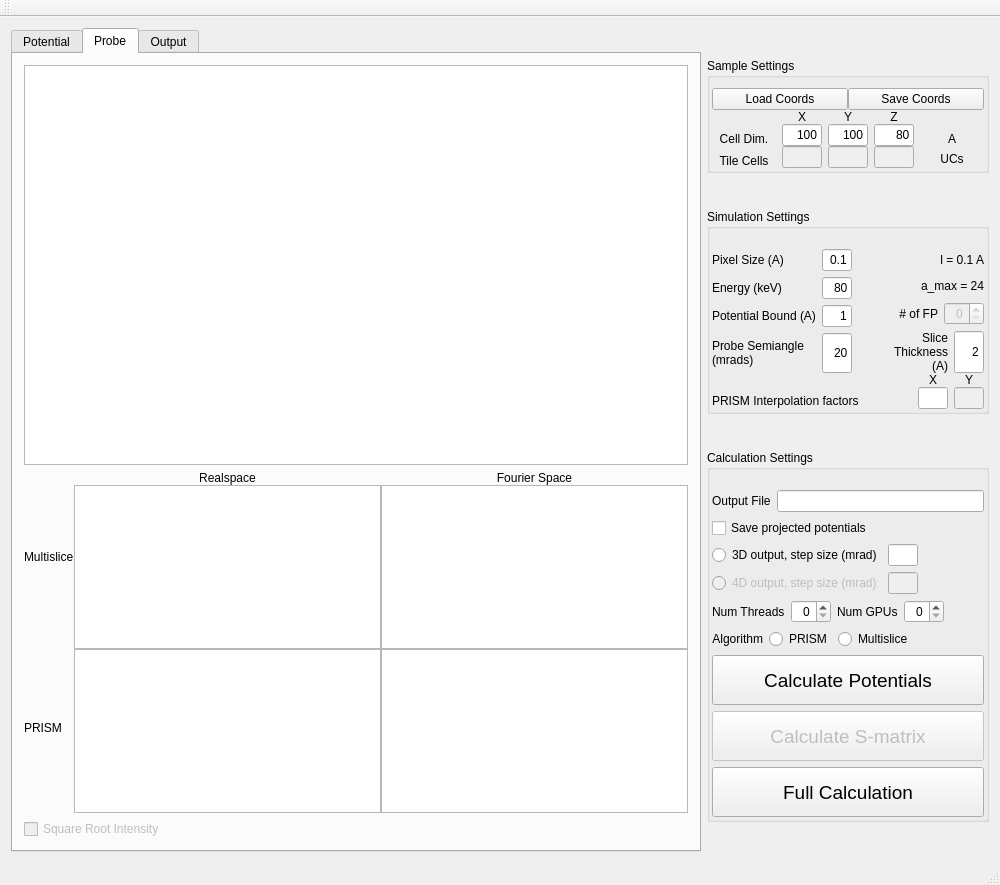
First picture: the form in Qt/prismmainwindow.ui, repository prism-em/prismatic, before the edit.
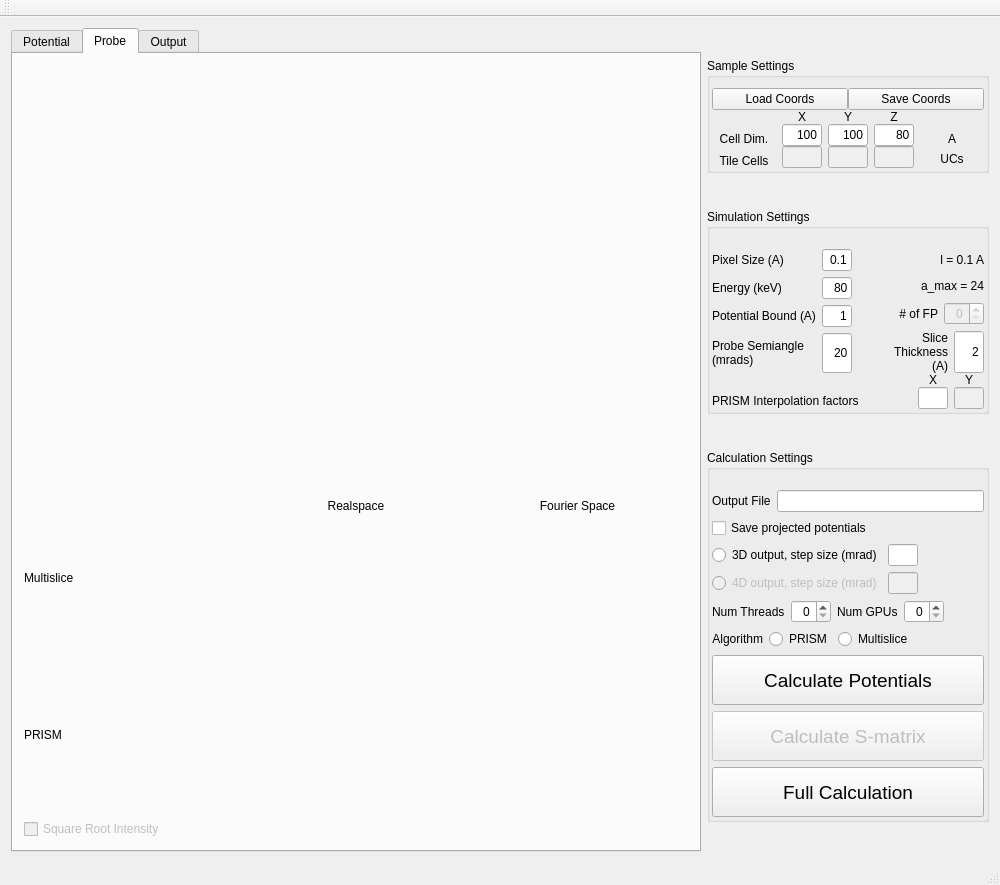
Second picture: the form after the edit. The open tabs and pages were chosen to show the change.

Commit message: second panel images better

Patch:
```diff
--- a/Qt/prismmainwindow.ui
+++ b/Qt/prismmainwindow.ui
@@ -226,13 +226,31 @@
        </attribute>
        <layout class="QVBoxLayout" name="verticalLayout_22">
         <item>
-         <widget class="QGraphicsView" name="graphicsView_probe">
+         <widget class="QLabel" name="lbl_image_probeInteractive">
+          <property name="sizePolicy">
+           <sizepolicy hsizetype="MinimumExpanding" vsizetype="MinimumExpanding">
+            <horstretch>0</horstretch>
+            <verstretch>0</verstretch>
+           </sizepolicy>
+          </property>
           <property name="minimumSize">
            <size>
-            <width>0</width>
-            <height>400</height>
+            <width>1</width>
+            <height>1</height>
            </size>
           </property>
+          <property name="maximumSize">
+           <size>
+            <width>16777215</width>
+            <height>16777215</height>
+           </size>
+          </property>
+          <property name="text">
+           <string/>
+          </property>
+          <property name="alignment">
+           <set>Qt::AlignCenter</set>
+          </property>
          </widget>
         </item>
         <item>
@@ -277,10 +295,48 @@
              </widget>
             </item>
             <item>
-             <widget class="QGraphicsView" name="graphics_multislice_real"/>
+             <widget class="QLabel" name="lbl_image_probe_mr">
+              <property name="sizePolicy">
+               <sizepolicy hsizetype="Minimum" vsizetype="Minimum">
+                <horstretch>0</horstretch>
+                <verstretch>0</verstretch>
+               </sizepolicy>
+              </property>
+              <property name="minimumSize">
+               <size>
+                <width>150</width>
+                <height>150</height>
+               </size>
+              </property>
+              <property name="text">
+               <string/>
+              </property>
+              <property name="alignment">
+               <set>Qt::AlignCenter</set>
+              </property>
+             </widget>
             </item>
             <item>
-             <widget class="QGraphicsView" name="graphics_prism_real"/>
+             <widget class="QLabel" name="lbl_image_probe_pr">
+              <property name="sizePolicy">
+               <sizepolicy hsizetype="Minimum" vsizetype="Minimum">
+                <horstretch>0</horstretch>
+                <verstretch>0</verstretch>
+               </sizepolicy>
+              </property>
+              <property name="minimumSize">
+               <size>
+                <width>150</width>
+                <height>150</height>
+               </size>
+              </property>
+              <property name="text">
+               <string/>
+              </property>
+              <property name="alignment">
+               <set>Qt::AlignCenter</set>
+              </property>
+             </widget>
             </item>
            </layout>
           </item>
@@ -300,10 +356,48 @@
              </widget>
             </item>
             <item>
-             <widget class="QGraphicsView" name="graphics_multislice_fourier"/>
+             <widget class="QLabel" name="lbl_image_probe_mk">
+              <property name="sizePolicy">
+               <sizepolicy hsizetype="Minimum" vsizetype="Minimum">
+                <horstretch>0</horstretch>
+                <verstretch>0</verstretch>
+               </sizepolicy>
+              </property>
+              <property name="minimumSize">
+               <size>
+                <width>150</width>
+                <height>150</height>
+               </size>
+              </property>
+              <property name="text">
+               <string/>
+              </property>
+              <property name="alignment">
+               <set>Qt::AlignCenter</set>
+              </property>
+             </widget>
             </item>
             <item>
-             <widget class="QGraphicsView" name="graphics_prism_fourier"/>
+             <widget class="QLabel" name="lbl_image_probe_pk">
+              <property name="sizePolicy">
+               <sizepolicy hsizetype="Minimum" vsizetype="Minimum">
+                <horstretch>0</horstretch>
+                <verstretch>0</verstretch>
+               </sizepolicy>
+              </property>
+              <property name="minimumSize">
+               <size>
+                <width>150</width>
+                <height>150</height>
+               </size>
+              </property>
+              <property name="text">
+               <string/>
+              </property>
+              <property name="alignment">
+               <set>Qt::AlignCenter</set>
+              </property>
+             </widget>
             </item>
            </layout>
           </item>
```
Left out of the diff: 14 changed lines with no effect on the pictures. The commit also changes 2 other files.
